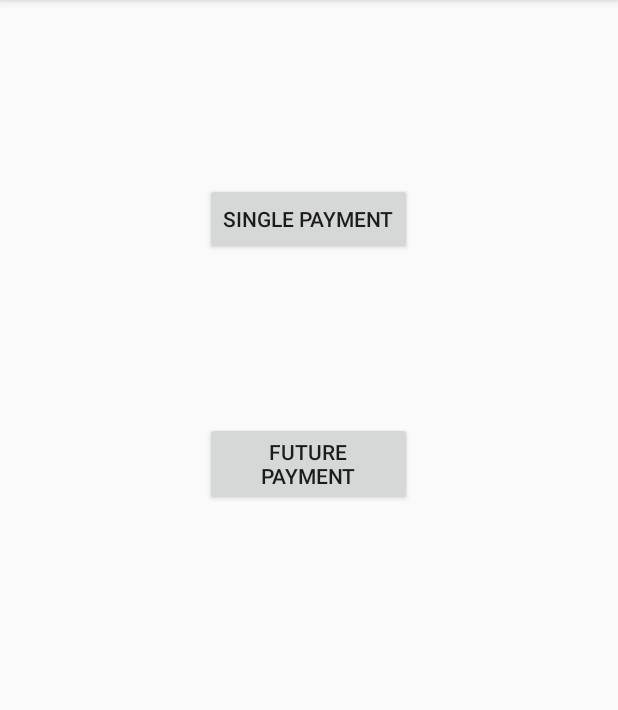
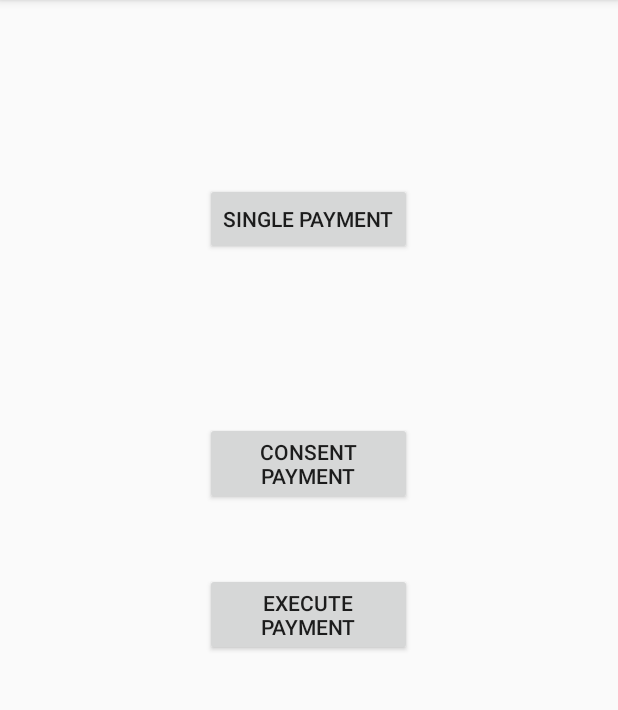
Before and after one commit to changchingchi/PayPal_RESTAPP, an Android app: the screen it shows after launch (MainActivity), on a phone screen of 412 x 824 dp, the part 84-794 px from its top. Run offline under Robolectric (Android 15) with nearby library versions, the phone set to English and light mode, and no system bars; libraries missing offline, so code that uses them is left out: com.loopj.android, com.paypal.android; 1 statement that could not run was skipped.

Commit message:
seperate server-side code to two parts. Store refresh token into server DB first. in a future time, execute the refresh token and get a new-short-live access token. embed the access token to Apicontext with correlationID from your mobile device.

```diff
--- a/app/src/main/java/com/example/chchi/paypal_restapp/MainActivity.java
+++ b/app/src/main/java/com/example/chchi/paypal_restapp/MainActivity.java
@@ -31,7 +31,8 @@ import java.math.BigDecimal;
 
 public class MainActivity extends Activity {
     private static String F_TAG = "FuturePayment";
-    private static String PayPal_Server_URL = "http://changchingchi.com/Demo/PayPalPlayground/restapi/paypal/rest-api-sdk-php/sample/payments/CreateFuturePayment.php";
+    private static String PayPal_Server_URL = "http://changchingchi.com/Demo/PayPalPlayground/restapi/paypal/rest-api-sdk-php/sample/payments/CreateFuturePayment2.php";
+    private static String Paypal_DB_URL = "http://changchingchi.com/Demo/PayPalPlayground/restapi/paypal/rest-api-sdk-php/sample/payments/DB.php";
     private static final int PAYPAL_REQUEST = 100;
     private static final int REQUEST_CODE_FUTURE_PAYMENT = 101;
     private static PayPalConfiguration config = new PayPalConfiguration()
@@ -40,7 +41,7 @@ public class MainActivity extends Activity {
             .merchantName("PayPalRestAPIExample")
             .merchantPrivacyPolicyUri(Uri.parse("https://www.example.com/privacy"))
             .merchantUserAgreementUri(Uri.parse("https://www.example.com/legal"));
-    Button mBuynow, mFutureBuynow;
+    Button mBuynow, mFutureBuynow, mFutureConsent;
     AsyncHttpClient mHttpClient;
     String mResponse;
 
@@ -50,7 +51,8 @@ public class MainActivity extends Activity {
         super.onCreate(savedInstanceState);
         setContentView(R.layout.activity_main);
         mBuynow = (Button)findViewById(R.id.pp_buynow);
-        mFutureBuynow = (Button) findViewById(R.id.PP_futurebuynow);
+        mFutureBuynow = (Button) findViewById(R.id.pp_futurebuynow);
+        mFutureConsent = (Button) findViewById(R.id.PP_futureConsent);
         mHttpClient = new AsyncHttpClient();
 
 
@@ -71,7 +73,7 @@ public class MainActivity extends Activity {
             }
         });
 
-        mFutureBuynow.setOnClickListener(new View.OnClickListener() {
+        mFutureConsent.setOnClickListener(new View.OnClickListener() {
             @Override
             public void onClick(View v) {
                 Intent intent = new Intent(MainActivity.this, PayPalFuturePaymentActivity.class);
@@ -80,6 +82,12 @@ public class MainActivity extends Activity {
                 intent.putExtra(PayPalService.EXTRA_PAYPAL_CONFIGURATION, config);
 
                 startActivityForResult(intent, REQUEST_CODE_FUTURE_PAYMENT);
+            }
+        });
+        mFutureBuynow.setOnClickListener(new View.OnClickListener() {
+            @Override
+            public void onClick(View v) {
+                sendClientIDToServer();
             }
         });
     }
@@ -105,9 +113,7 @@ public class MainActivity extends Activity {
             PayPalAuthorization auth = data
                     .getParcelableExtra(PayPalFuturePaymentActivity.EXTRA_RESULT_AUTHORIZATION);
             if(auth!=null){
-                String auth_code = auth.getAuthorizationCode();
                 // talk to your server!
-                Log.d(F_TAG,auth_code);
                 sendAuthorizationToServer(auth);
 
             }
@@ -122,10 +128,32 @@ public class MainActivity extends Activity {
     }
 
         private void sendAuthorizationToServer(PayPalAuthorization authorization) {
+
+
+            /**
+             * TODO: Send the authorization response to your server, where it can
+             * exchange the authorization code for OAuth access and refresh tokens.
+             *
+             * Your server must then store these tokens, so that your server code
+             * can execute payments for this user in the future.
+             *
+             * A more complete example that includes the required app-server to
+             * PayPal-server integration is available from
+             * https://github.com/paypal/rest-api-sdk-python/tree/master/samples/mobile_backend
+             * send auth_code --> get refresh token and store in on Server.
+
+             */
+
+
+
             RequestParams params = new RequestParams();
             params.put("authorization_code", authorization.getAuthorizationCode());
-            params.put("correlationID",config.getApplicationCorrelationId(this));
-            mHttpClient.get(PayPal_Server_URL, params, new TextHttpResponseHandler() {
+//            params.put("correlationID",config.getApplicationCorrelationId(this));
+
+            Log.d("auth_code",authorization.getAuthorizationCode());
+//            Log.d("corID",config.getApplicationCorrelationId(this));
+
+            mHttpClient.get(Paypal_DB_URL, params, new TextHttpResponseHandler() {
                 @Override
                 public void onSuccess(int statusCode, Header[] headers, String responseString) {
                     try {
@@ -151,6 +179,51 @@ public class MainActivity extends Activity {
 
 
          }
+
+    private void sendClientIDToServer() {
+
+
+        /**
+         * TODO: get the clientID here and send to your server for payment execution.
+         * 1. you have a DB created and your refresh token generated already.
+         * 2. when you submit the request to your server this time, you need to retrieve the refresh
+         * token you have from step1 and get a new accessToken. Also you need to attach your
+         * client ID as a param here to your server.
+         */
+        RequestParams params = new RequestParams();
+//        params.put("authorization_code", authorization.getAuthorizationCode());
+            params.put("correlationID",config.getClientMetadataId(this));
+
+//        Log.d("auth_code",authorization.getAuthorizationCode());
+            Log.d("corID",config.getApplicationCorrelationId(this));
+
+        mHttpClient.get(PayPal_Server_URL, params, new TextHttpResponseHandler() {
+            @Override
+            public void onSuccess(int statusCode, Header[] headers, String responseString) {
+                try {
+                    Log.d("responseString", responseString);
+                    mResponse = new JSONObject(responseString).getString("refreshToken");
+                    Toast.makeText(MainActivity.this, "refresh_token: "+mResponse, Toast.LENGTH_LONG).show();
+                    Log.d("refresh_token: ",mResponse);
+
+                } catch (JSONException e) {
+                    Toast.makeText(MainActivity.this, "Unable to decode json", Toast.LENGTH_LONG).show();
+                    Log.d("json error", " ", e);
+                }
+            }
+
+            @Override
+            public void onFailure(int statusCode, Header[] headers, String responseString, Throwable throwable) {
+                Toast.makeText(MainActivity.this, "Unable to get a json. Status code:Error:" +
+                        responseString, Toast.LENGTH_LONG).show();
+            }
+
+        });
+
+
+
+    }
+
 
 
     @Override
--- a/app/src/main/res/layout/activity_main.xml
+++ b/app/src/main/res/layout/activity_main.xml
@@ -18,11 +18,21 @@
     <Button
         android:layout_width="wrap_content"
         android:layout_height="wrap_content"
-        android:text="Future Payment"
-        android:id="@+id/PP_futurebuynow"
+        android:text="Consent Payment"
+        android:id="@+id/PP_futureConsent"
         android:layout_below="@+id/pp_buynow"
         android:layout_marginTop="111dp"
         android:layout_alignStart="@+id/pp_buynow"
         android:layout_alignEnd="@+id/pp_buynow" />
 
+    <Button
+        android:layout_width="wrap_content"
+        android:layout_height="wrap_content"
+        android:text="Execute Payment"
+        android:id="@+id/pp_futurebuynow"
+        android:layout_below="@+id/PP_futureConsent"
+        android:layout_marginTop="45dp"
+        android:layout_alignStart="@+id/PP_futureConsent"
+        android:layout_alignEnd="@+id/PP_futureConsent" />
+
 </RelativeLayout>
```
